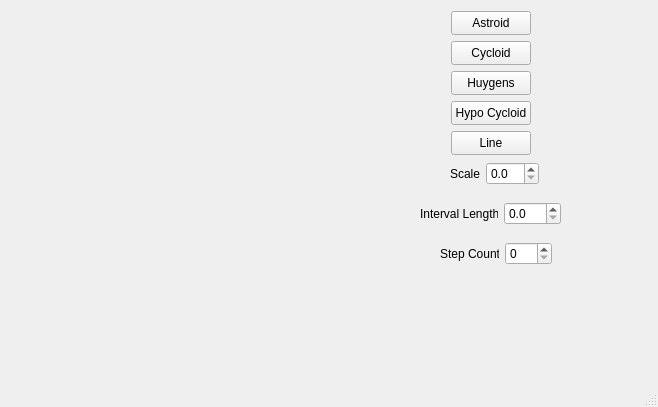
Qt form mainwindow.ui (hamza2657/QtCurvesCPP) before a commit.
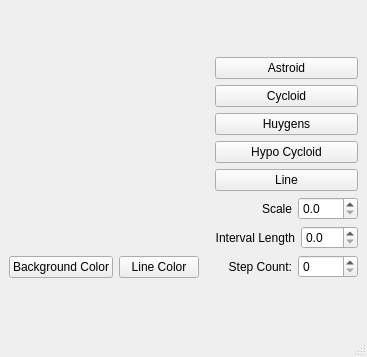
The same form after that commit. Custom widgets are drawn as their Qt base class.

Commit message: Can change Background Color and Line Color too

What changed in the file:
```diff
--- a/mainwindow.ui
+++ b/mainwindow.ui
@@ -6,108 +6,116 @@
    <rect>
     <x>0</x>
     <y>0</y>
-    <width>658</width>
-    <height>407</height>
+    <width>367</width>
+    <height>357</height>
    </rect>
   </property>
   <property name="windowTitle">
    <string>MainWindow</string>
   </property>
   <widget class="QWidget" name="centralwidget">
-   <widget class="RenderArea" name="renderArea" native="true">
-    <property name="geometry">
-     <rect>
-      <x>80</x>
-      <y>10</y>
-      <width>281</width>
-      <height>192</height>
-     </rect>
-    </property>
-   </widget>
+   <layout class="QGridLayout" name="gridLayout_2">
+    <item row="0" column="0">
+     <layout class="QGridLayout" name="gridLayout">
+      <item row="0" column="0">
+       <widget class="RenderArea" name="renderArea" native="true"/>
+      </item>
+      <item row="1" column="0">
+       <layout class="QHBoxLayout" name="horizontalLayout_4">
+        <item>
+         <widget class="QPushButton" name="btnBackground">
+          <property name="text">
+           <string>Background Color</string>
+          </property>
+         </widget>
+        </item>
+        <item>
+         <widget class="QPushButton" name="btnLineColor">
+          <property name="text">
+           <string>Line Color</string>
+          </property>
+         </widget>
+        </item>
+        <item>
+         <spacer name="horizontalSpacer">
+          <property name="orientation">
+           <enum>Qt::Horizontal</enum>
+          </property>
+          <property name="sizeHint" stdset="0">
+           <size>
+            <width>88</width>
+            <height>20</height>
+           </size>
+          </property>
+         </spacer>
+        </item>
+       </layout>
+      </item>
+     </layout>
+    </item>
+    <item row="0" column="1">
+     <layout class="QVBoxLayout" name="verticalLayout">
+      <item>
    <widget class="QPushButton" name="btnAstroid">
-    <property name="geometry">
-     <rect>
-      <x>451</x>
-      <y>11</y>
-      <width>80</width>
-      <height>24</height>
-     </rect>
-    </property>
     <property name="text">
      <string>Astroid</string>
     </property>
    </widget>
+      </item>
+      <item>
    <widget class="QPushButton" name="btnCycloid">
-    <property name="geometry">
-     <rect>
-      <x>451</x>
-      <y>41</y>
-      <width>80</width>
-      <height>24</height>
-     </rect>
-    </property>
     <property name="text">
      <string>Cycloid</string>
     </property>
    </widget>
+      </item>
+      <item>
    <widget class="QPushButton" name="btnHuygens">
-    <property name="geometry">
-     <rect>
-      <x>451</x>
-      <y>71</y>
-      <width>80</width>
-      <height>24</height>
-     </rect>
-    </property>
     <property name="text">
      <string>Huygens</string>
     </property>
    </widget>
+      </item>
+      <item>
    <widget class="QPushButton" name="btnHypo">
-    <property name="geometry">
-     <rect>
-      <x>451</x>
-      <y>101</y>
-      <width>80</width>
-      <height>24</height>
-     </rect>
-    </property>
     <property name="text">
      <string>Hypo Cycloid</string>
     </property>
    </widget>
+      </item>
+      <item>
    <widget class="QPushButton" name="btnLine">
-    <property name="geometry">
-     <rect>
-      <x>451</x>
-      <y>131</y>
-      <width>80</width>
-      <height>24</height>
-     </rect>
-    </property>
     <property name="text">
      <string>Line</string>
     </property>
    </widget>
-   <widget class="QWidget" name="">
-    <property name="geometry">
-     <rect>
-      <x>450</x>
-      <y>160</y>
-      <width>89</width>
-      <height>27</height>
-     </rect>
-    </property>
+      </item>
+      <item>
     <layout class="QHBoxLayout" name="horizontalLayout">
      <item>
       <widget class="QLabel" name="label">
        <property name="text">
         <string>Scale</string>
        </property>
+          <property name="alignment">
+           <set>Qt::AlignRight|Qt::AlignTrailing|Qt::AlignVCenter</set>
+          </property>
       </widget>
      </item>
      <item>
       <widget class="QDoubleSpinBox" name="spinScale">
+          <property name="minimumSize">
+           <size>
+            <width>55</width>
+            <height>0</height>
+           </size>
+          </property>
+          <property name="maximumSize">
+           <size>
+            <width>60</width>
+            <height>16777215</height>
+           </size>
+          </property>
        <property name="decimals">
         <number>1</number>
        </property>
@@ -117,26 +125,27 @@
       </widget>
      </item>
     </layout>
-   </widget>
-   <widget class="QWidget" name="">
-    <property name="geometry">
-     <rect>
-      <x>420</x>
-      <y>200</y>
-      <width>141</width>
-      <height>27</height>
-     </rect>
-    </property>
+      </item>
+      <item>
     <layout class="QHBoxLayout" name="horizontalLayout_2">
      <item>
       <widget class="QLabel" name="label_2">
        <property name="text">
         <string>Interval Length</string>
        </property>
+          <property name="alignment">
+           <set>Qt::AlignRight|Qt::AlignTrailing|Qt::AlignVCenter</set>
+          </property>
       </widget>
      </item>
      <item>
       <widget class="QDoubleSpinBox" name="spinInterval">
+          <property name="maximumSize">
+           <size>
+            <width>60</width>
+            <height>16777215</height>
+           </size>
+          </property>
        <property name="decimals">
         <number>1</number>
        </property>
@@ -146,26 +155,27 @@
       </widget>
      </item>
     </layout>
-   </widget>
-   <widget class="QWidget" name="">
-    <property name="geometry">
-     <rect>
-      <x>440</x>
-      <y>240</y>
-      <width>112</width>
-      <height>27</height>
-     </rect>
-    </property>
+      </item>
+      <item>
     <layout class="QHBoxLayout" name="horizontalLayout_3">
      <item>
       <widget class="QLabel" name="label_3">
        <property name="text">
-        <string>Step Count</string>
+           <string>Step Count:</string>
+          </property>
+          <property name="alignment">
+           <set>Qt::AlignRight|Qt::AlignTrailing|Qt::AlignVCenter</set>
        </property>
       </widget>
      </item>
      <item>
       <widget class="QSpinBox" name="spinCount">
+          <property name="maximumSize">
+           <size>
+            <width>60</width>
+            <height>16777215</height>
+           </size>
+          </property>
        <property name="maximum">
         <number>512</number>
        </property>
@@ -175,7 +185,10 @@
       </widget>
      </item>
     </layout>
-   </widget>
+      </item>
+     </layout>
+    </item>
+   </layout>
   </widget>
   <widget class="QStatusBar" name="statusbar"/>
  </widget>
```
Lines whose indentation alone changed are shown as unchanged. The commit also changes 4 other files.
